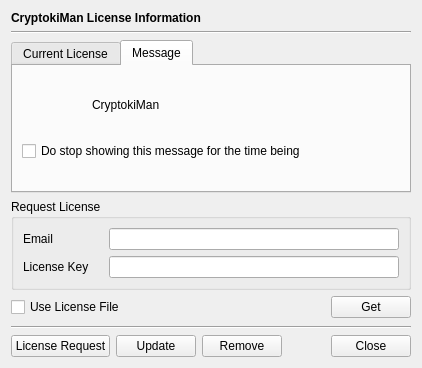
The window that CryptokiMan/lcn_info_dlg.ui (jykim74/CryptokiMan) describes before a commit, drawn with Qt 5.
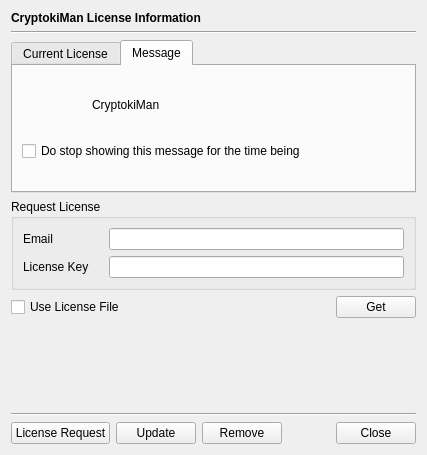
The same window after the commit. The open tabs and pages were chosen to show the change. Icons and pictures are not drawn.

Diff of the .ui file:
```diff
--- a/CryptokiMan/lcn_info_dlg.ui
+++ b/CryptokiMan/lcn_info_dlg.ui
@@ -6,8 +6,8 @@
    <rect>
     <x>0</x>
     <y>0</y>
-    <width>418</width>
-    <height>368</height>
+    <width>427</width>
+    <height>455</height>
    </rect>
   </property>
   <property name="windowTitle">
```
Left out of the diff: 6 changed lines with no effect on the pictures.
